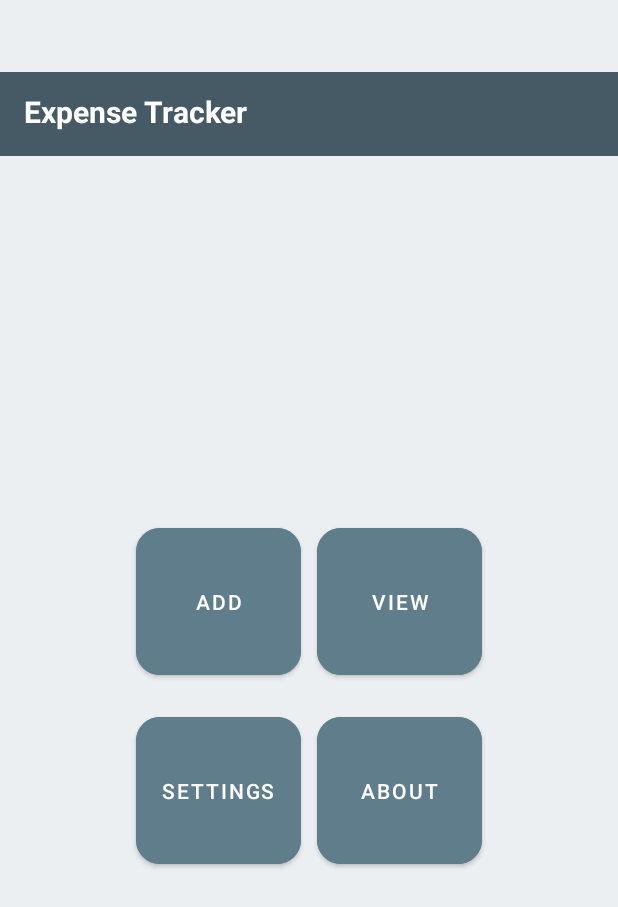
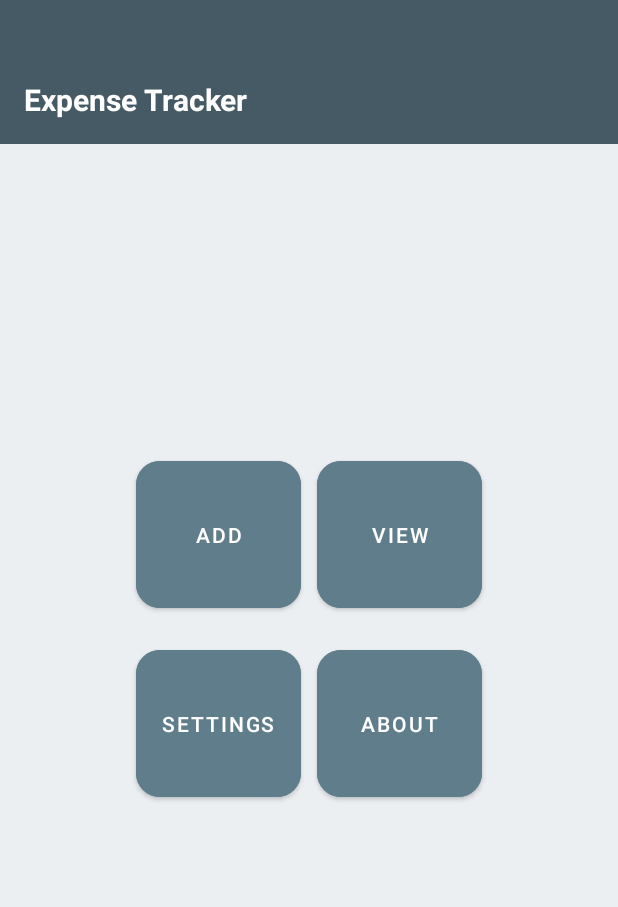
Before and after one commit to PIXEL-PEN/Expense-Tracker, an Android app: the screen it shows after launch (MainActivity), on a phone screen of 412 x 824 dp. Shown: the top 907 px of the screen. Run offline under Robolectric (Android 15) with nearby library versions, the phone set to English and light mode, and no system bars.

Commit message:
Update main activity top bar layout; body roughly centered

```diff
--- a/app/src/main/res/layout/activity_main.xml
+++ b/app/src/main/res/layout/activity_main.xml
@@ -3,36 +3,28 @@
     android:orientation="vertical"
     android:layout_width="match_parent"
     android:layout_height="match_parent"
-    android:background="#ECEFF1"
-    android:paddingTop="48dp">
+    android:background="#ECEFF1">
 
-    <!-- Top banner bar (bleeds off the top) -->
+    <!-- Top banner bar -->
     <TextView
         android:layout_width="match_parent"
         android:layout_height="96dp"
         android:gravity="bottom|start"
         android:paddingStart="16dp"
-        android:paddingEnd="16dp"
+        android:paddingBottom="16dp"
         android:text="Expense Tracker"
         android:textSize="20sp"
         android:textStyle="bold"
-        android:background="#455A64"
         android:textColor="@android:color/white"
-        android:layout_marginTop="-40dp"
-        android:paddingBottom="16dp"/>
+        android:background="#455A64" />
 
-    <!-- Spacer to push buttons down slightly -->
-    <View
-        android:layout_width="match_parent"
-        android:layout_height="0dp"
-        android:layout_weight="1" />
-
-    <!-- Button grid container -->
+    <!-- Button grid container (body remains unchanged) -->
     <LinearLayout
         android:orientation="vertical"
         android:gravity="center"
         android:layout_width="match_parent"
-        android:layout_height="wrap_content">
+        android:layout_height="wrap_content"
+        android:layout_marginTop="200dp">
 
         <!-- First row of buttons -->
         <LinearLayout
@@ -95,10 +87,4 @@
 
     </LinearLayout>
 
-    <!-- Spacer to keep grid vertically centered -->
-    <View
-        android:layout_width="match_parent"
-        android:layout_height="0dp"
-        android:layout_weight="1" />
-
 </LinearLayout>
```
